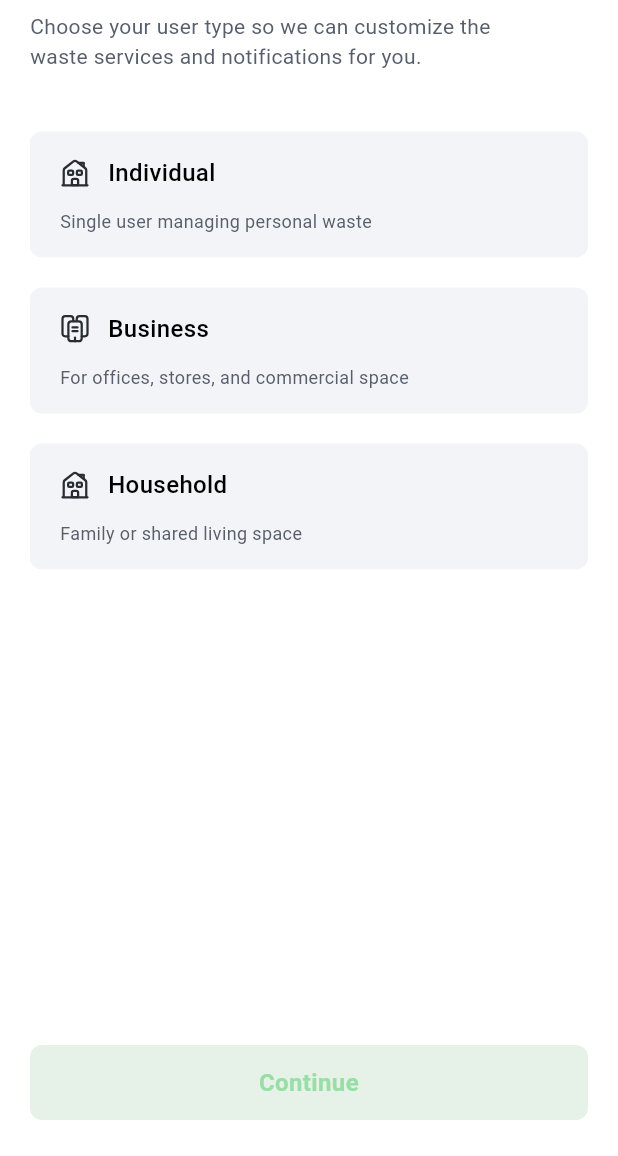
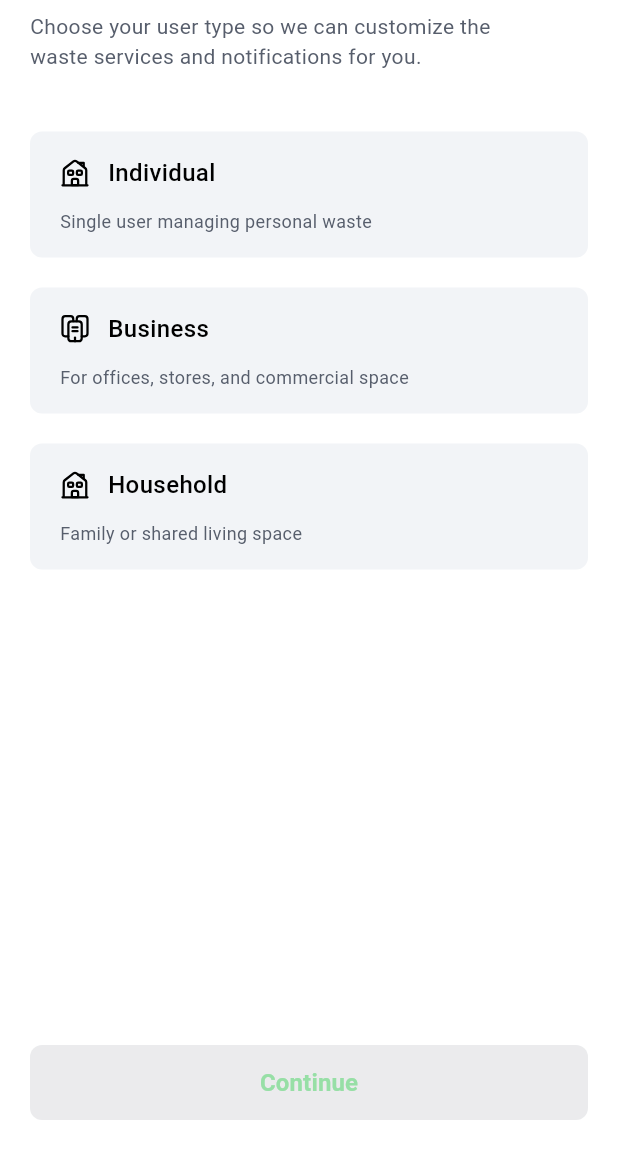
Before and after one commit to Bewizi/EcoBin_Frontend, a Flutter app: the screen it shows after launch, on a phone screen of 412 x 824 dp, the part 80-1236 px from its top. Run offline on Flutter 3.47's test engine with Material 3 defaults, Android fonts, the phone set to English and light mode, and no system bars; our stand-ins replace device_preview, dio, equatable, flutter_bloc, flutter_screenutil, flutter_svg and 2 more.

Commit message:
feat: Enhance user type selection with visual feedback and navigation control

```diff
--- a/lib/features/auth/presentation/pages/setup/user_type_options.dart
+++ b/lib/features/auth/presentation/pages/setup/user_type_options.dart
@@ -35,6 +35,8 @@ class _UserTypeOptionsState extends State<UserTypeOptions> {
     },
   ];
 
+  int? _selectedIndex;
+
   @override
   Widget build(BuildContext context) {
     return Scaffold(
@@ -67,20 +69,32 @@ class _UserTypeOptionsState extends State<UserTypeOptions> {
                       option['title'],
                       option['subTitle'],
                       option['icon'],
+                      () {
+                        setState(() {
+                          _selectedIndex = index;
+                        });
+                      },
                       context,
+                      isSelected: _selectedIndex == index,
                     );
                   },
                 ),
               ),
 
               // const SizedBox(height: 20),
-              OutlinedCustomButton(
+              CustomButton(
                 title: 'Continue',
-                bgColor: AppColors.kHoneydew,
-                textColor: AppColors.kTealDeer,
-                onTap: () {
+                bgColor: _selectedIndex != null
+                    ? AppColors.kPrimary
+                    : AppColors.kHoneydew,
+                textColor: _selectedIndex != null
+                    ? AppColors.kWhite
+                    : AppColors.kTealDeer,
+                onTap: _selectedIndex != null
+                    ? () {
                         context.push(PickupLocation.routeName);
-                },
+                      }
+                    : null,
               ),
             ],
           ),
@@ -94,9 +108,13 @@ Widget _buildUserOptions(
   String title,
   String subtitle,
   String icon,
-  BuildContext context,
-) {
-  return Container(
+  VoidCallback? ontap,
+  BuildContext context, {
+  bool isSelected = false,
+}) {
+  return InkWell(
+    onTap: ontap,
+    child: Container(
       margin: EdgeInsets.only(bottom: 20),
       padding: EdgeInsets.only(
         left: 20,
@@ -105,7 +123,7 @@ Widget _buildUserOptions(
         bottom: 16,
       ),
       decoration: BoxDecoration(
-      color: AppColors.kAntiFlashWhite,
+        color: isSelected ? AppColors.kPayneGray : AppColors.kAntiFlashWhite,
         borderRadius: BorderRadius.circular(8),
       ),
       child: Column(
@@ -118,19 +136,28 @@ Widget _buildUserOptions(
                 width: 20,
                 height: 20,
                 fit: BoxFit.scaleDown,
+                colorFilter: ColorFilter.mode(
+                  isSelected ? AppColors.kWhite : AppColors.kBlack,
+                  BlendMode.srcIn,
+                ),
               ),
               const SizedBox(width: 12),
               TextHeader(
                 title,
                 fontSize: 16,
-              color: AppColors.kBlack,
+                color: isSelected ? AppColors.kWhite : AppColors.kBlack,
                 fontWeight: FontWeight.w500,
               ),
             ],
           ),
           const SizedBox(height: 12),
-        TextRegular(subtitle, color: AppColors.kPayneGray, fontSize: 12),
+          TextRegular(
+            subtitle,
+            color: isSelected ? AppColors.kWhite : AppColors.kPayneGray,
+            fontSize: 12,
+          ),
         ],
+      ),
     ),
   );
 }
```
Lines whose indentation alone changed are shown as unchanged.
